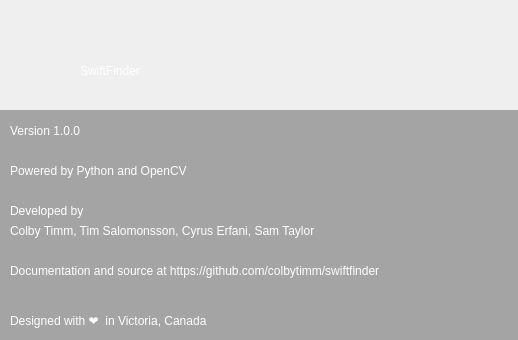
The window that gui/about_box.ui (colbytimm/SwiftWatch) describes before a commit, drawn with Qt 5.
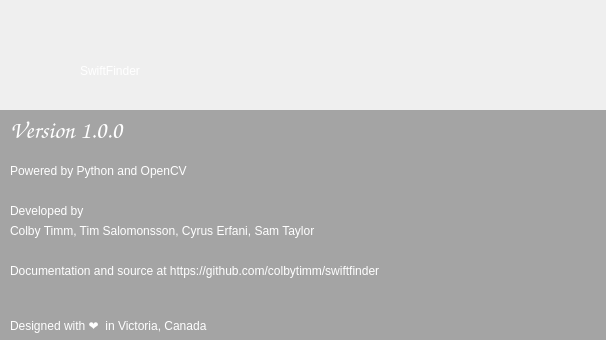
The same window after the commit. Icons and pictures are not drawn.

```diff
--- a/gui/about_box.ui
+++ b/gui/about_box.ui
@@ -6,7 +6,7 @@
    <rect>
     <x>0</x>
     <y>0</y>
-    <width>518</width>
+    <width>606</width>
     <height>340</height>
    </rect>
   </property>
@@ -25,7 +25,7 @@
     <rect>
      <x>80</x>
      <y>40</y>
-     <width>301</width>
+     <width>391</width>
      <height>61</height>
     </rect>
    </property>
@@ -44,8 +44,8 @@
     <rect>
      <x>10</x>
      <y>310</y>
-     <width>501</width>
-     <height>20</height>
+     <width>591</width>
+     <height>31</height>
     </rect>
    </property>
    <property name="styleSheet">
@@ -64,7 +64,7 @@
     <rect>
      <x>10</x>
      <y>150</y>
-     <width>281</width>
+     <width>591</width>
      <height>41</height>
     </rect>
    </property>
@@ -83,10 +83,15 @@
     <rect>
      <x>0</x>
      <y>110</y>
-     <width>521</width>
+     <width>611</width>
      <height>231</height>
     </rect>
    </property>
+   <property name="font">
+    <font>
+     <pointsize>9</pointsize>
+    </font>
+   </property>
    <property name="styleSheet">
     <string notr="true">QLabel#transparent {
 	background-color: rgb(0, 0, 0, 80);
@@ -138,10 +143,19 @@
     <rect>
      <x>10</x>
      <y>110</y>
-     <width>281</width>
+     <width>591</width>
      <height>41</height>
     </rect>
    </property>
+   <property name="font">
+    <font>
+     <family>Comic Sans MS</family>
+     <pointsize>18</pointsize>
+     <weight>50</weight>
+     <italic>false</italic>
+     <bold>false</bold>
+    </font>
+   </property>
    <property name="styleSheet">
     <string notr="true">QLabel#version {
 	color: white;
@@ -157,7 +171,7 @@
     <rect>
      <x>10</x>
      <y>210</y>
-     <width>491</width>
+     <width>581</width>
      <height>41</height>
     </rect>
    </property>
@@ -176,7 +190,7 @@
     <rect>
      <x>10</x>
      <y>250</y>
-     <width>491</width>
+     <width>621</width>
      <height>41</height>
     </rect>
    </property>
```
Left out of the diff: 12 changed lines with no effect on the pictures.
